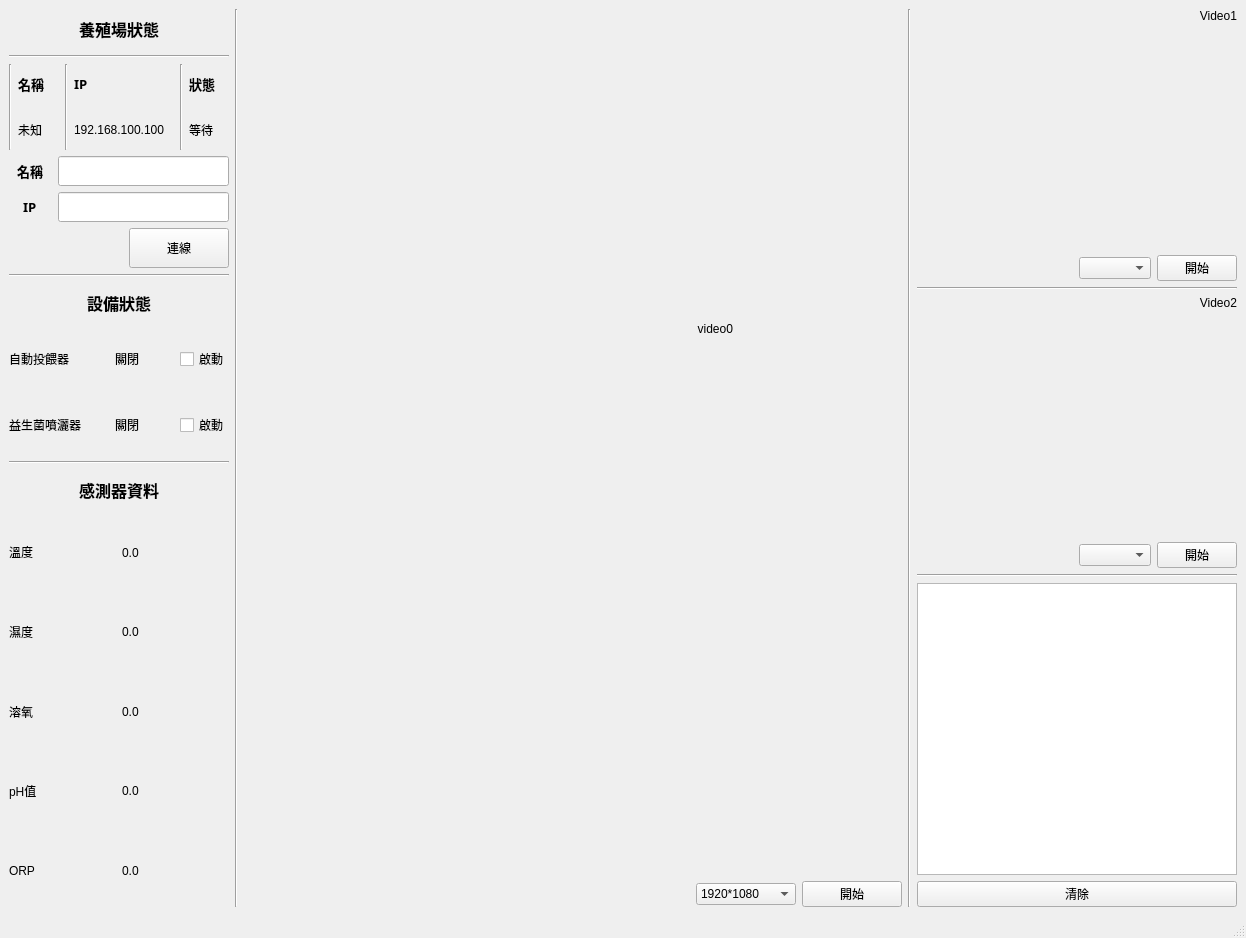
Above: AquaPilotPC/ui/AquaPlayerUI.ui from TWKuoNW/AquaIntel-NetFarm before the change. Below: the same form after it.
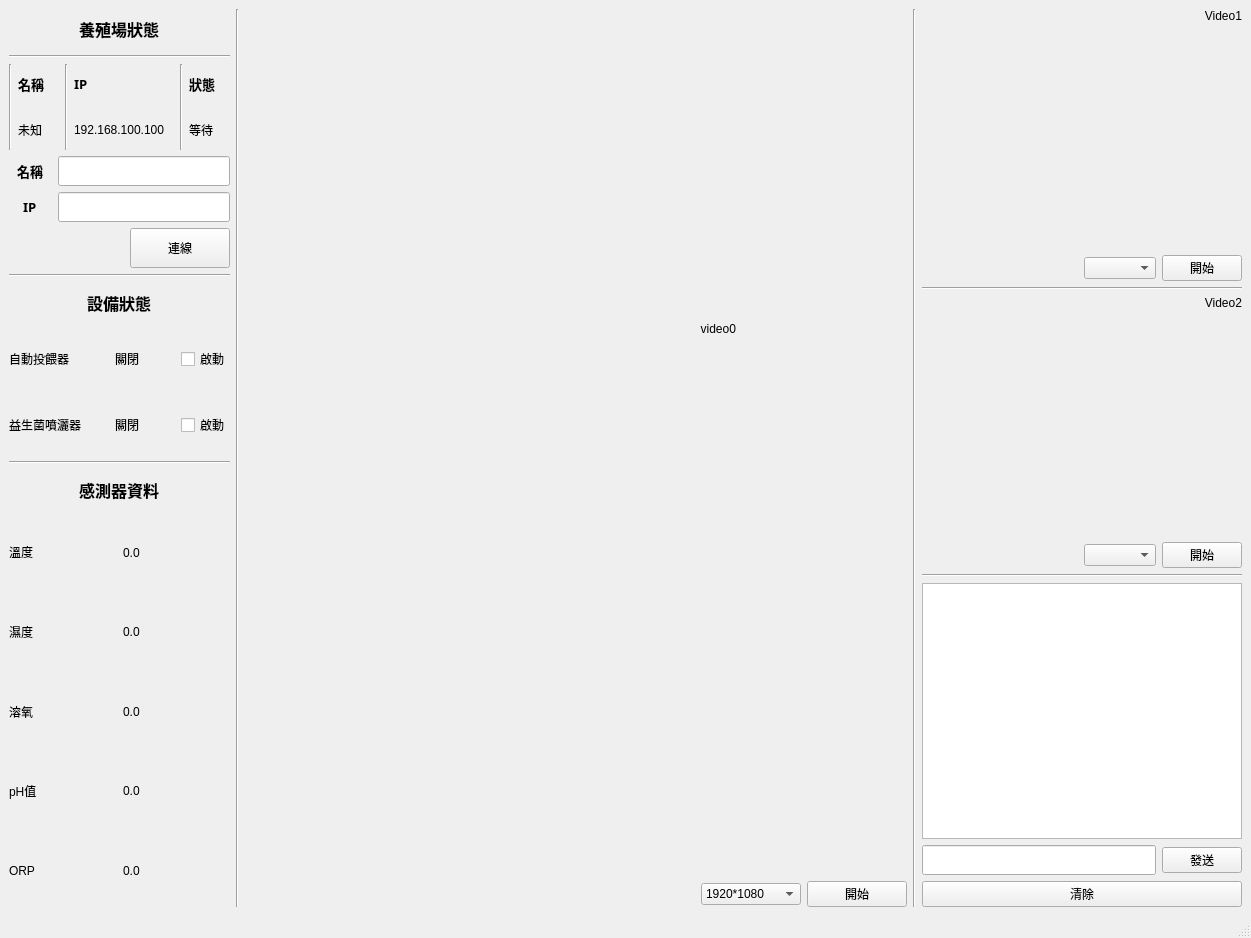
That is the form after the change.

Patch:
```diff
--- a/AquaPilotPC/ui/AquaPlayerUI.ui
+++ b/AquaPilotPC/ui/AquaPlayerUI.ui
@@ -6,7 +6,7 @@
    <rect>
     <x>0</x>
     <y>0</y>
-    <width>1246</width>
+    <width>1251</width>
     <height>938</height>
    </rect>
   </property>
@@ -20,7 +20,7 @@
      <verstretch>0</verstretch>
     </sizepolicy>
    </property>
-   <layout class="QHBoxLayout" name="horizontalLayout_2" stretch="1,0,3,0,1">
+   <layout class="QHBoxLayout" name="horizontalLayout_2" stretch="1,0,3,0,0">
     <item>
      <layout class="QVBoxLayout" name="verticalLayout_a">
       <property name="sizeConstraint">
@@ -958,14 +958,20 @@
         </property>
        </widget>
       </item>
-      <item>
-       <widget class="QLabel" name="labVideo2">
+      <item alignment="Qt::AlignTop">
+       <widget class="QLabel" name="label">
         <property name="minimumSize">
          <size>
           <width>320</width>
           <height>240</height>
          </size>
         </property>
+        <property name="layoutDirection">
+         <enum>Qt::LeftToRight</enum>
+        </property>
+        <property name="autoFillBackground">
+         <bool>false</bool>
+        </property>
         <property name="text">
          <string>Video2</string>
         </property>
@@ -1014,14 +1020,31 @@
       <item>
        <layout class="QHBoxLayout" name="horizontalLayout_7">
         <item>
-         <widget class="QPushButton" name="btnClear">
+         <widget class="QLineEdit" name="lineEditSend">
+          <property name="minimumSize">
+           <size>
+            <width>0</width>
+            <height>30</height>
+           </size>
+          </property>
+         </widget>
+        </item>
+        <item>
+         <widget class="QPushButton" name="btnSend">
           <property name="text">
-           <string>清除</string>
+           <string>發送</string>
           </property>
          </widget>
         </item>
        </layout>
       </item>
+      <item>
+       <widget class="QPushButton" name="btnClear">
+        <property name="text">
+         <string>清除</string>
+        </property>
+       </widget>
+      </item>
      </layout>
     </item>
    </layout>
```
Left out of the diff: 4 changed lines with no effect on the pictures.
